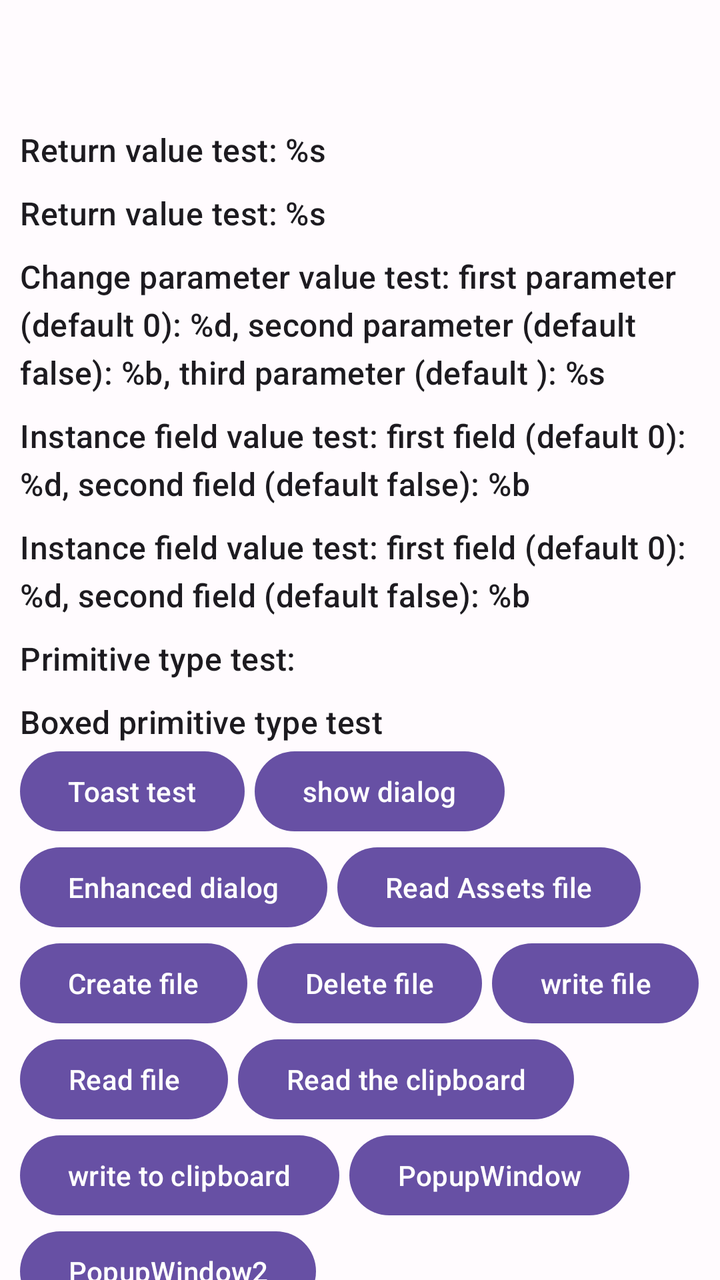
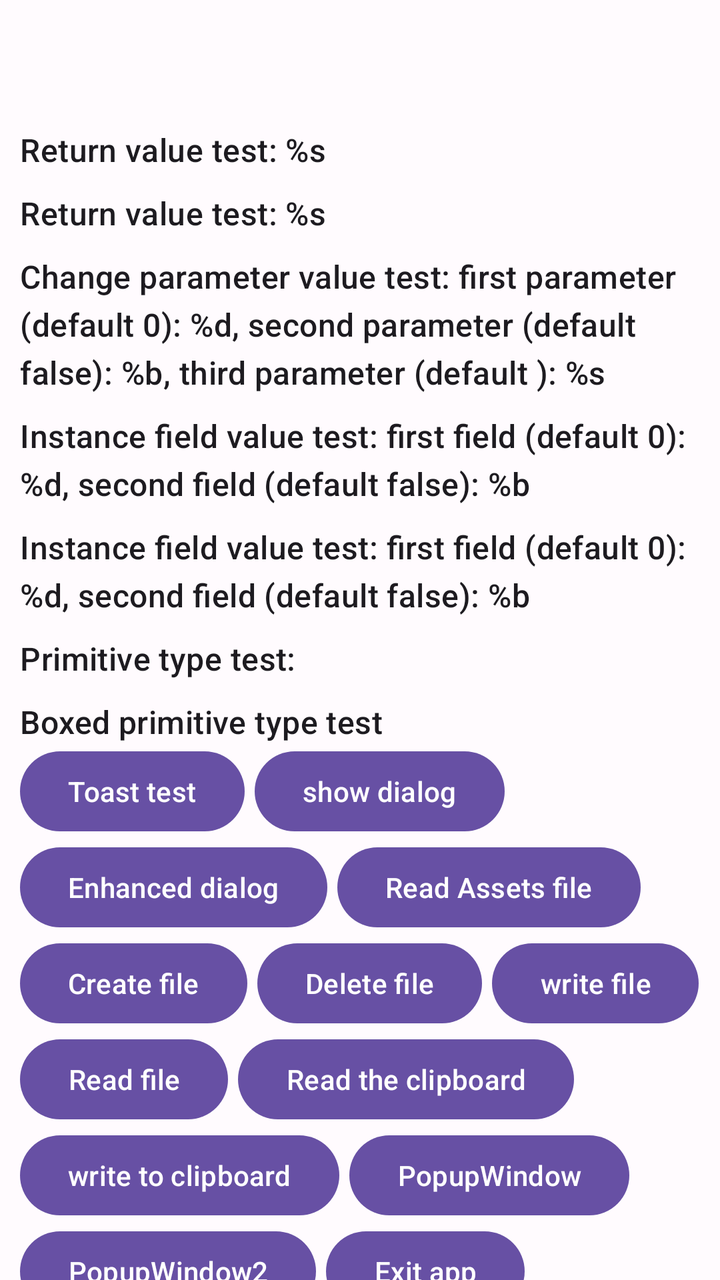

Two renders of the same Android screen: before a commit and after it. Below are the layout's source before the change and the commit's diff.
<!-- AndroidManifest.xml: application theme AppTheme -->
<!-- res/layout/activity_main.xml -->
<?xml version="1.0" encoding="utf-8"?>
<androidx.coordinatorlayout.widget.CoordinatorLayout xmlns:android="http://schemas.android.com/apk/res/android"
    xmlns:app="http://schemas.android.com/apk/res-auto"
    xmlns:tools="http://schemas.android.com/tools"
    android:layout_width="match_parent"
    android:layout_height="match_parent"
    tools:context=".MainActivity">

    <com.google.android.material.appbar.AppBarLayout
        android:fitsSystemWindows="true"
        android:id="@+id/appBar"
        android:layout_width="match_parent"
        android:layout_height="wrap_content"
        android:layout_gravity="top">
        <com.google.android.material.appbar.MaterialToolbar
            android:id="@+id/toolbar"
            android:layout_width="match_parent"
            android:layout_height="?attr/actionBarSize"/>
    </com.google.android.material.appbar.AppBarLayout>

    <androidx.core.widget.NestedScrollView
        app:layout_behavior="com.google.android.material.appbar.AppBarLayout$ScrollingViewBehavior"
        android:layout_width="match_parent"
        android:layout_height="wrap_content"
        android:clipToPadding="false"
        android:paddingBottom="30dp">

        <androidx.appcompat.widget.LinearLayoutCompat
            android:layout_width="match_parent"
            android:layout_height="wrap_content"
            android:orientation="vertical"
            android:paddingHorizontal="10dp">

            <com.google.android.material.textview.MaterialTextView
                android:id="@+id/tv_returnTest"
                style="?attr/textAppearanceListItem"
                android:layout_width="match_parent"
                android:layout_height="wrap_content"
                android:text="@string/main_test_return" />

            <com.google.android.material.textview.MaterialTextView
                android:id="@+id/tv_breakTest"
                style="?attr/textAppearanceListItem"
                android:layout_width="match_parent"
                android:layout_height="wrap_content"
                android:layout_marginTop="10dp"
                android:text="@string/main_test_return" />

            <com.google.android.material.textview.MaterialTextView
                android:id="@+id/tv_paramsTest"
                style="?attr/textAppearanceListItem"
                android:layout_width="match_parent"
                android:layout_height="wrap_content"
                android:layout_marginTop="10dp"
                android:text="@string/main_test_params_hook" />

            <com.google.android.material.textview.MaterialTextView
                android:id="@+id/tv_instanceField"
                style="?attr/textAppearanceListItem"
                android:layout_width="match_parent"
                android:layout_height="wrap_content"
                android:layout_marginTop="10dp"
                android:text="@string/main_test_instance_field" />

            <com.google.android.material.textview.MaterialTextView
                android:id="@+id/tv_staticField"
                style="?attr/textAppearanceListItem"
                android:layout_width="match_parent"
                android:layout_height="wrap_content"
                android:layout_marginTop="10dp"
                android:text="@string/main_test_instance_field" />

            <com.google.android.material.textview.MaterialTextView
                android:id="@+id/tv_primitive_type"
                style="?attr/textAppearanceListItem"
                android:layout_width="match_parent"
                android:layout_height="wrap_content"
                android:layout_marginTop="10dp"
                android:text="@string/main_test_primitive_type" />

            <com.google.android.material.textview.MaterialTextView
                android:id="@+id/tv_boxed_primitive_type"
                style="?attr/textAppearanceListItem"
                android:layout_width="match_parent"
                android:layout_height="wrap_content"
                android:layout_marginTop="10dp"
                android:text="@string/main_test_boxed_primitive_type" />

        <androidx.constraintlayout.widget.ConstraintLayout
            android:layout_width="match_parent"
            android:layout_height="wrap_content"
            tools:ignore="MissingConstraints"
            >
            <androidx.constraintlayout.helper.widget.Flow
                android:layout_width="match_parent"
                android:layout_height="wrap_content"
                app:constraint_referenced_ids="bt_showToast,bt_showDialog,bt_showSuperDialog,bt_readAssets,bt_createFile,bt_deleteFile,bt_writeFile,bt_readFile,bt_read_clipboard,bt_write_clipboard,bt_popup1,bt_popup2"
                app:flow_horizontalBias="0"
                app:flow_horizontalGap="5dp"
                app:flow_horizontalStyle="packed"
                app:flow_wrapMode="chain"
                />

            <com.google.android.material.button.MaterialButton
                android:id="@+id/bt_showToast"
                android:layout_width="wrap_content"
                android:layout_height="wrap_content"
                android:text="@string/main_test_show_toast"
                />

            <com.google.android.material.button.MaterialButton
                android:id="@+id/bt_showDialog"
                android:layout_width="wrap_content"
                android:layout_height="wrap_content"
                android:text="@string/main_test_show_dialog" />

            <com.google.android.material.button.MaterialButton
                android:id="@+id/bt_showSuperDialog"
                android:layout_width="wrap_content"
                android:layout_height="wrap_content"
                android:text="@string/main_test_show_super_dialog" />

            <com.google.android.material.button.MaterialButton
                android:id="@+id/bt_readAssets"
                android:layout_width="wrap_content"
                android:layout_height="wrap_content"
                android:text="@string/main_read_assets_text" />

            <com.google.android.material.button.MaterialButton
                android:id="@+id/bt_createFile"
                android:layout_width="wrap_content"
                android:layout_height="wrap_content"
                android:text="@string/main_create_file" />

            <com.google.android.material.button.MaterialButton
                android:id="@+id/bt_deleteFile"
                android:layout_width="wrap_content"
                android:layout_height="wrap_content"
                android:text="@string/main_delete_file" />

            <com.google.android.material.button.MaterialButton
                android:id="@+id/bt_readFile"
                android:layout_width="wrap_content"
                android:layout_height="wrap_content"
                android:text="@string/main_read_file" />

            <com.google.android.material.button.MaterialButton
                android:id="@+id/bt_writeFile"
                android:layout_width="wrap_content"
                android:layout_height="wrap_content"
                android:text="@string/main_write_file" />

            <com.google.android.material.button.MaterialButton
                android:id="@+id/bt_read_clipboard"
                android:layout_width="wrap_content"
                android:layout_height="wrap_content"
                android:text="@string/main_read_text_from_clipboard" />

            <com.google.android.material.button.MaterialButton
                android:id="@+id/bt_write_clipboard"
                android:layout_width="wrap_content"
                android:layout_height="wrap_content"
                android:text="@string/main_write_text_to_clipboard" />

            <com.google.android.material.button.MaterialButton
                android:id="@+id/bt_popup1"
                android:layout_width="wrap_content"
                android:layout_height="wrap_content"
                android:text="@string/main_test_popup_window_one" />

            <com.google.android.material.button.MaterialButton
                android:id="@+id/bt_popup2"
                android:layout_width="wrap_content"
                android:layout_height="wrap_content"
                android:text="@string/main_test_popup_window_two" />


        </androidx.constraintlayout.widget.ConstraintLayout>

        </androidx.appcompat.widget.LinearLayoutCompat>

    </androidx.core.widget.NestedScrollView>

</androidx.coordinatorlayout.widget.CoordinatorLayout>
<!-- resources referenced by this layout -->
<resources>
  <string name="main_create_file">Create file</string>
  <string name="main_delete_file">Delete file</string>
  <string name="main_read_assets_text">Read Assets file</string>
  <string name="main_read_file">Read file</string>
  <string name="main_read_text_from_clipboard">Read the clipboard</string>
  <string name="main_test_boxed_primitive_type">Boxed primitive type test</string>
  <string name="main_test_instance_field">Instance field value test: first field (default 0): %d, second field (default false): %b</string>
  <string name="main_test_params_hook">Change parameter value test: first parameter (default 0): %d, second parameter (default false): %b, third parameter (default ""): %s</string>
  <string name="main_test_popup_window_one">PopupWindow</string>
  <string name="main_test_popup_window_two">PopupWindow2</string>
  <string name="main_test_primitive_type">"Primitive type test: "</string>
  <string name="main_test_return">Return value test: %s</string>
  <string name="main_test_show_dialog">show dialog</string>
  <string name="main_test_show_super_dialog">Enhanced dialog</string>
  <string name="main_test_show_toast">Toast test</string>
  <string name="main_write_file">write file</string>
  <string name="main_write_text_to_clipboard">write to clipboard</string>
  <color name="md_theme_light_primary">#6750A4</color>
  <color name="md_theme_light_onPrimary">#FFFFFF</color>
  <color name="md_theme_light_primaryContainer">#EADDFF</color>
  <color name="md_theme_light_onPrimaryContainer">#21005D</color>
  <color name="md_theme_light_secondary">#625B71</color>
  <color name="md_theme_light_onSecondary">#FFFFFF</color>
  <color name="md_theme_light_secondaryContainer">#E8DEF8</color>
  <color name="md_theme_light_onSecondaryContainer">#1D192B</color>
  <color name="md_theme_light_tertiary">#7D5260</color>
  <color name="md_theme_light_onTertiary">#FFFFFF</color>
  <color name="md_theme_light_tertiaryContainer">#FFD8E4</color>
  <color name="md_theme_light_onTertiaryContainer">#31111D</color>
  <color name="md_theme_light_error">#B3261E</color>
  <color name="md_theme_light_onError">#FFFFFF</color>
  <color name="md_theme_light_errorContainer">#F9DEDC</color>
  <color name="md_theme_light_onErrorContainer">#410E0B</color>
  <color name="md_theme_light_outline">#79747E</color>
  <color name="md_theme_light_background">#FFFBFE</color>
  <color name="md_theme_light_onBackground">#1C1B1F</color>
  <color name="md_theme_light_surface">#FFFBFE</color>
  <color name="md_theme_light_onSurface">#1C1B1F</color>
  <color name="md_theme_light_surfaceVariant">#E7E0EC</color>
  <color name="md_theme_light_onSurfaceVariant">#49454F</color>
  <color name="md_theme_light_inverseSurface">#313033</color>
  <color name="md_theme_light_inverseOnSurface">#F4EFF4</color>
  <color name="md_theme_light_inversePrimary">#D0BCFF</color>
  <!-- unchanged entries left out for length: 1 -->
</resources>

<!-- the commit's change to res/layout/activity_main.xml (unified diff, before → after) -->
@@ -94,7 +94,7 @@
             <androidx.constraintlayout.helper.widget.Flow
                 android:layout_width="match_parent"
                 android:layout_height="wrap_content"
-                app:constraint_referenced_ids="bt_showToast,bt_showDialog,bt_showSuperDialog,bt_readAssets,bt_createFile,bt_deleteFile,bt_writeFile,bt_readFile,bt_read_clipboard,bt_write_clipboard,bt_popup1,bt_popup2"
+                app:constraint_referenced_ids="bt_showToast,bt_showDialog,bt_showSuperDialog,bt_readAssets,bt_createFile,bt_deleteFile,bt_writeFile,bt_readFile,bt_read_clipboard,bt_write_clipboard,bt_popup1,bt_popup2,bt_exit"
                 app:flow_horizontalBias="0"
                 app:flow_horizontalGap="5dp"
                 app:flow_horizontalStyle="packed"
@@ -174,6 +174,12 @@
                 android:layout_height="wrap_content"
                 android:text="@string/main_test_popup_window_two" />
 
+            <com.google.android.material.button.MaterialButton
+                android:id="@+id/bt_exit"
+                android:layout_width="wrap_content"
+                android:layout_height="wrap_content"
+                android:text="@string/main_exit_app" />
+
 
         </androidx.constraintlayout.widget.ConstraintLayout>
 
<!-- resource entries referenced after the edit -->
@@ -2,6 +2,7 @@
 <resources>
   <string name="main_create_file">Create file</string>
   <string name="main_delete_file">Delete file</string>
+  <string name="main_exit_app">Exit app</string>
   <string name="main_read_assets_text">Read Assets file</string>
   <string name="main_read_file">Read file</string>
   <string name="main_read_text_from_clipboard">Read the clipboard</string>
